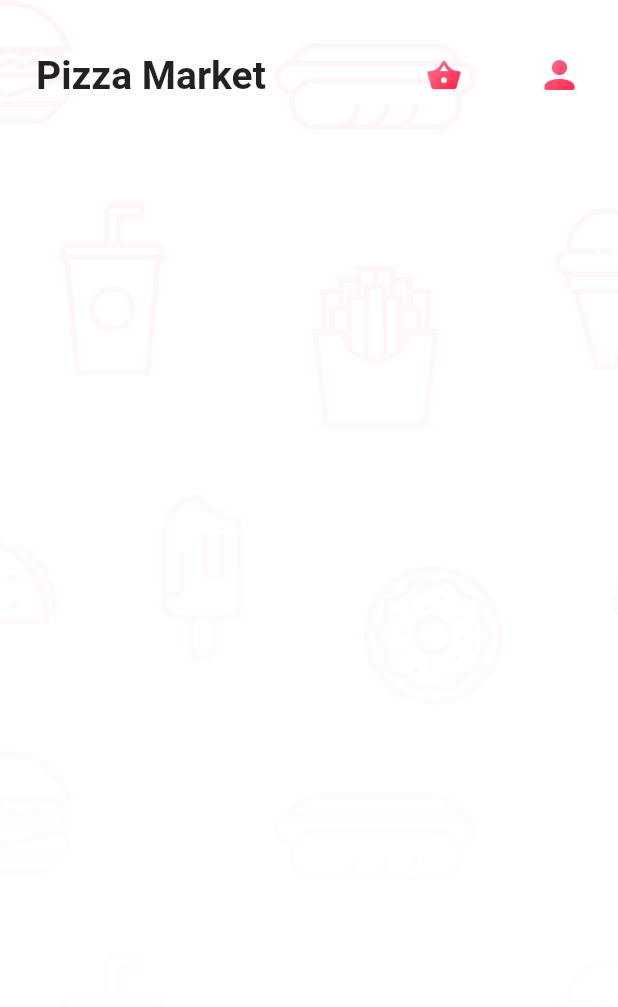
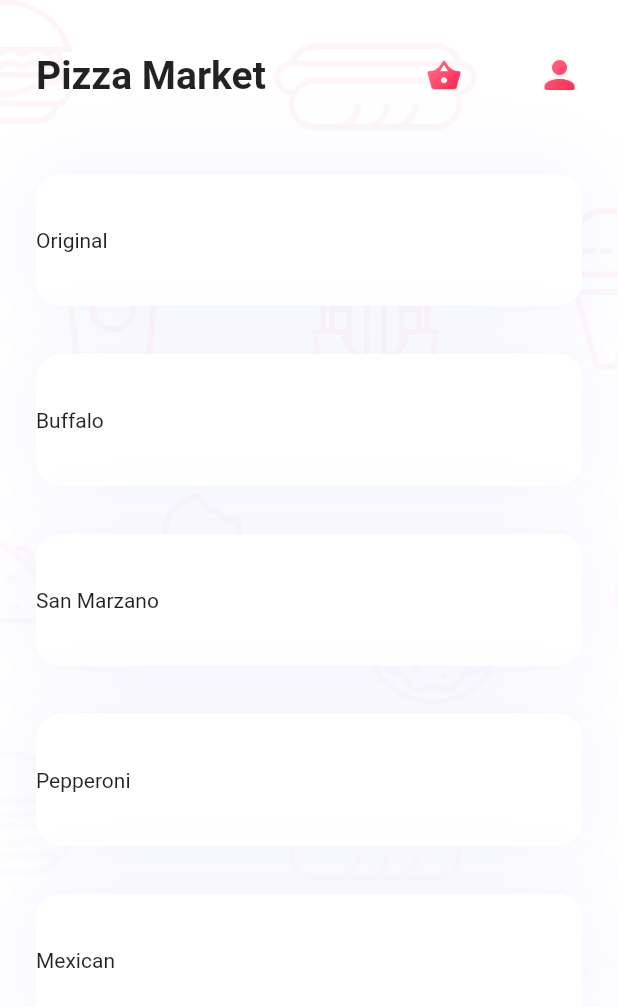
Before and after one commit to remakerich/sgmk_flutter_pizza, a Flutter app: the screen it shows after launch, on a phone screen of 412 x 824 dp. Shown: the top 1007 px of the screen. Run offline on Flutter 3.47's test engine with Material 2 defaults, Android fonts, the phone set to English and light mode, and no system bars; our stand-ins replace bloc, flutter_bloc, freezed_annotation, get_it, injectable; generated files the repository leaves out were written again.

Commit message:
added pizza market bloc

```diff
--- /dev/null
+++ b/lib/blocs/pizza_market/pizza_market_event.dart
@@ -0,0 +1,10 @@
+part of 'pizza_market_bloc.dart';
+
+@freezed
+class PizzaMarketEvent with _$PizzaMarketEvent {
+  const factory PizzaMarketEvent.started() = PizzaMarketStarted;
+
+  const factory PizzaMarketEvent.picked({
+    required Pizza pizza,
+  }) = PizzaMarketPicked;
+}
--- /dev/null
+++ b/lib/blocs/pizza_market/pizza_market_state.dart
@@ -0,0 +1,10 @@
+part of 'pizza_market_bloc.dart';
+
+@freezed
+class PizzaMarketState with _$PizzaMarketState {
+  const factory PizzaMarketState.initial() = PizzaMarketInitial;
+
+  const factory PizzaMarketState.success({
+    required List<Pizza> pizzaMarket,
+  }) = PizzaMarketSuccess;
+}
--- a/lib/main.dart
+++ b/lib/main.dart
@@ -1,7 +1,9 @@
 import 'package:flutter/material.dart';
+import 'package:sgmk_flutter_pizza/injection/injection.dart';
 import 'package:sgmk_flutter_pizza/utils/router.dart';
 
-void main() {
+void main() async {
+  initializeDependencies();
   runApp(const MyApp());
 }
 
--- /dev/null
+++ b/lib/models/pizza.dart
@@ -0,0 +1,13 @@
+import 'package:freezed_annotation/freezed_annotation.dart';
+
+part 'pizza.freezed.dart';
+
+@freezed
+class Pizza with _$Pizza {
+  const factory Pizza({
+    @Default('') String name,
+    @Default('') String assetPicture,
+    @Default(0) int quantity,
+    @Default(0) int price,
+  }) = _Pizza;
+}
--- a/lib/pages/admin_page.dart
+++ b/lib/pages/add_pizza_page.dart
@@ -2,8 +2,8 @@ import 'package:flutter/material.dart';
 import 'package:sgmk_flutter_pizza/widgets/pizza_app_bar.dart';
 import 'package:sgmk_flutter_pizza/widgets/pizza_scaffold.dart';
 
-class AdminPage extends StatelessWidget {
-  const AdminPage({Key? key}) : super(key: key);
+class AddPizzaPage extends StatelessWidget {
+  const AddPizzaPage({Key? key}) : super(key: key);
 
   static const String routeName = '/admin';
 
--- a/lib/pages/my_orders_page.dart
+++ b/lib/pages/order_details_page.dart
@@ -2,10 +2,10 @@ import 'package:flutter/material.dart';
 import 'package:sgmk_flutter_pizza/widgets/pizza_app_bar.dart';
 import 'package:sgmk_flutter_pizza/widgets/pizza_scaffold.dart';
 
-class MyOrdersPage extends StatelessWidget {
-  const MyOrdersPage({Key? key}) : super(key: key);
+class OrderDetailsPage extends StatelessWidget {
+  const OrderDetailsPage({Key? key}) : super(key: key);
 
-  static const String routeName = '/myOrders';
+  static const String routeName = '/orders';
 
   @override
   Widget build(BuildContext context) {
--- a/lib/pages/pizza_list_page.dart
+++ /dev/null
@@ -1,19 +0,0 @@
-import 'package:flutter/material.dart';
-import 'package:sgmk_flutter_pizza/widgets/pizza_app_bar.dart';
-import 'package:sgmk_flutter_pizza/widgets/pizza_scaffold.dart';
-
-class PizzaListPage extends StatelessWidget {
-  const PizzaListPage({Key? key}) : super(key: key);
-
-  static const String routeName = '/';
-
-  @override
-  Widget build(BuildContext context) {
-    return const PizzaScaffold(
-      appBar: PizzaAppBar(
-        title: 'Pizza Market',
-      ),
-      body: SizedBox(),
-    );
-  }
-}
--- /dev/null
+++ b/lib/pages/pizza_market_page.dart
@@ -0,0 +1,66 @@
+import 'package:flutter/material.dart';
+import 'package:flutter_bloc/flutter_bloc.dart';
+import 'package:sgmk_flutter_pizza/blocs/pizza_market/pizza_market_bloc.dart';
+import 'package:sgmk_flutter_pizza/injection/injection.dart';
+import 'package:sgmk_flutter_pizza/widgets/pizza_app_bar.dart';
+import 'package:sgmk_flutter_pizza/widgets/pizza_scaffold.dart';
+
+class PizzaMarketPage extends StatelessWidget {
+  const PizzaMarketPage({Key? key}) : super(key: key);
+
+  static const String routeName = '/';
+
+  @override
+  Widget build(BuildContext context) {
+    return MultiBlocProvider(
+      providers: [
+        BlocProvider(
+          create: (_) => getIt<PizzaMarketBloc>()..add(const PizzaMarketStarted()),
+        ),
+      ],
+      child: PizzaScaffold(
+        appBar: const PizzaAppBar(
+          title: 'Pizza Market',
+        ),
+        body: Builder(builder: (context) {
+          final stockBlocState = context.watch<PizzaMarketBloc>().state;
+
+          return stockBlocState.maybeWhen(
+            success: (pizzaStock) => ListView.builder(
+              physics: const BouncingScrollPhysics(),
+              padding: EdgeInsets.zero,
+              itemCount: pizzaStock.length,
+              itemBuilder: (context, index) {
+                return GestureDetector(
+                  onTap: () => context.read<PizzaMarketBloc>().add(PizzaMarketPicked(pizza: pizzaStock[index])),
+                  child: Container(
+                    margin: const EdgeInsets.symmetric(vertical: 16, horizontal: 24),
+                    height: 88,
+                    decoration: BoxDecoration(
+                      borderRadius: BorderRadius.circular(16),
+                      boxShadow: const [
+                        BoxShadow(
+                          color: Color.fromRGBO(90, 108, 234, 0.08),
+                          blurRadius: 50,
+                        )
+                      ],
+                      color: Colors.white,
+                    ),
+                    child: Row(
+                      children: [
+                        Text(
+                          pizzaStock[index].name,
+                        ),
+                      ],
+                    ),
+                  ),
+                );
+              },
+            ),
+            orElse: () => const SizedBox(),
+          );
+        }),
+      ),
+    );
+  }
+}
--- /dev/null
+++ b/lib/utils/pizza_stock.dart
@@ -0,0 +1,37 @@
+import 'package:sgmk_flutter_pizza/models/pizza.dart';
+import 'package:sgmk_flutter_pizza/utils/ui.dart';
+
+List<Pizza> pizzaStock = [
+  const Pizza(
+    name: 'Original',
+    assetPicture: PizzaAssets.originalPizzaPicture,
+    quantity: 2,
+    price: 8,
+  ),
+  const Pizza(
+    name: 'Buffalo',
+    assetPicture: PizzaAssets.buffaloPizzaPicture,
+    quantity: 2,
+    price: 10,
+  ),
+  const Pizza(
+    name: 'San Marzano',
+    assetPicture: PizzaAssets.sanMarzanoPizzaPicture,
+    quantity: 2,
+    price: 6,
+  ),
+  const Pizza(
+    name: 'Pepperoni',
+    assetPicture: PizzaAssets.pepperoniPizzaPicture,
+    quantity: 2,
+    price: 11,
+  ),
+  const Pizza(
+    name: 'Mexican',
+    assetPicture: PizzaAssets.mexicanPizzaPicture,
+    quantity: 2,
+    price: 13,
+  ),
+];
+
+List<Pizza> myOrders = [];
--- a/lib/utils/router.dart
+++ b/lib/utils/router.dart
@@ -1,17 +1,17 @@
 import 'package:flutter/material.dart';
-import 'package:sgmk_flutter_pizza/pages/admin_page.dart';
-import 'package:sgmk_flutter_pizza/pages/my_orders_page.dart';
-import 'package:sgmk_flutter_pizza/pages/pizza_list_page.dart';
+import 'package:sgmk_flutter_pizza/pages/add_pizza_page.dart';
+import 'package:sgmk_flutter_pizza/pages/order_details_page.dart';
+import 'package:sgmk_flutter_pizza/pages/pizza_market_page.dart';
 
 class AppRouter {
   static Route onGenerateRoute(RouteSettings settings) {
     switch (settings.name) {
-      case MyOrdersPage.routeName:
-        return MaterialPageRoute(builder: (_) => const MyOrdersPage());
-      case AdminPage.routeName:
-        return MaterialPageRoute(builder: (_) => const AdminPage());
+      case OrderDetailsPage.routeName:
+        return MaterialPageRoute(builder: (_) => const OrderDetailsPage());
+      case AddPizzaPage.routeName:
+        return MaterialPageRoute(builder: (_) => const AddPizzaPage());
       default:
-        return MaterialPageRoute(builder: (_) => const PizzaListPage());
+        return MaterialPageRoute(builder: (_) => const PizzaMarketPage());
     }
   }
 }
--- a/lib/utils/ui.dart
+++ b/lib/utils/ui.dart
@@ -4,9 +4,18 @@ class PizzaAssets {
   static const backgroundPicture = 'assets/background_picture.png';
   static const ordersIcon = 'assets/orders_icon.png';
   static const adminIcon = 'assets/admin_icon.png';
+  static const buffaloPizzaPicture = 'assets/buffalo_pizza.png';
+  static const mexicanPizzaPicture = 'assets/mexican_pizza.png';
+  static const originalPizzaPicture = 'assets/original_pizza.png';
+  static const pepperoniPizzaPicture = 'assets/pepperoni_pizza.png';
+  static const sanMarzanoPizzaPicture = 'assets/san_marzano_pizza.png';
 }
 
 class PizzaColors {
   static const backButton = Color.fromRGBO(244, 63, 94, 0.1);
   static const backButtonIcon = Color.fromRGBO(244, 63, 94, 0.7);
 }
+
+class PizzaSizes {
+  static const appBarHeight = 100.0;
+}
--- a/lib/widgets/pizza_app_bar.dart
+++ b/lib/widgets/pizza_app_bar.dart
@@ -1,6 +1,6 @@
 import 'package:flutter/material.dart';
-import 'package:sgmk_flutter_pizza/pages/admin_page.dart';
-import 'package:sgmk_flutter_pizza/pages/my_orders_page.dart';
+import 'package:sgmk_flutter_pizza/pages/add_pizza_page.dart';
+import 'package:sgmk_flutter_pizza/pages/order_details_page.dart';
 import 'package:sgmk_flutter_pizza/utils/ui.dart';
 
 class PizzaAppBar extends StatelessWidget {
@@ -21,7 +21,7 @@ class PizzaAppBar extends StatelessWidget {
         alignment: Alignment.topCenter,
         child: Container(
           padding: const EdgeInsets.symmetric(horizontal: 24),
-          height: 100,
+          height: PizzaSizes.appBarHeight,
           child: Row(
             children: [
               if (!firstInStack)
@@ -53,7 +53,7 @@ class PizzaAppBar extends StatelessWidget {
               ),
               if (firstInStack)
                 GestureDetector(
-                  onTap: () => Navigator.of(context).pushNamed(MyOrdersPage.routeName),
+                  onTap: () => Navigator.of(context).pushNamed(OrderDetailsPage.routeName),
                   child: SizedBox(
                     height: 24,
                     width: 24,
@@ -66,7 +66,7 @@ class PizzaAppBar extends StatelessWidget {
               const SizedBox(width: 50),
               if (firstInStack)
                 GestureDetector(
-                  onTap: () => Navigator.of(context).pushNamed(AdminPage.routeName),
+                  onTap: () => Navigator.of(context).pushNamed(AddPizzaPage.routeName),
                   child: SizedBox(
                     height: 30,
                     width: 30,
--- a/lib/widgets/pizza_scaffold.dart
+++ b/lib/widgets/pizza_scaffold.dart
@@ -33,10 +33,16 @@ class PizzaScaffold extends StatelessWidget {
                   Colors.white.withOpacity(0),
                   Colors.white,
                 ],
-            )),
+              ),
+            ),
           ),
           appBar,
-          body
+          Padding(
+            padding: EdgeInsets.only(
+              top: MediaQuery.of(context).padding.top + PizzaSizes.appBarHeight,
+            ),
+            child: body,
+          ),
         ],
       ),
     );
```
Also changed, not shown: lib/blocs/pizza_market/pizza_market_bloc.dart (added, +36 -0 lines), assets/buffalo_pizza.png (added), assets/mexican_pizza.png (added), assets/original_pizza.png (added), assets/pepperoni_pizza.png (added), assets/san_marzano_pizza.png (added). Lines whose indentation alone changed are shown as unchanged.
